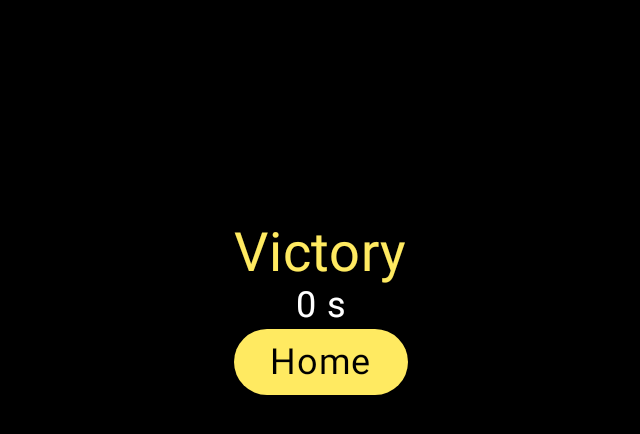
After one commit to OonXiangYu/Android-Project_3159517-Tilt-Ball-Game-, an Android app built with Jetpack Compose: the VictoryPage screen opened directly, with no data from a screen before it, on a phone screen of 824 x 412 dp (held sideways). The commit adds this screen. Shown: the top 434 px of the screen, without its empty margins (297-937 px from the left). Run offline under Robolectric (Android 15) with nearby library versions, the phone set to English and light mode, and no system bars.

Commit message:
version 2.3
- add a victory page
- add a goal and time count

```diff
--- a/app/src/main/java/com/example/tiltballgame/MainActivity.kt
+++ b/app/src/main/java/com/example/tiltballgame/MainActivity.kt
@@ -96,7 +96,7 @@ class MainActivity : ComponentActivity() {
 
         Surface(modifier = Modifier.fillMaxSize(), color = MaterialTheme.colorScheme.background){
             Column(
-                modifier = Modifier.fillMaxSize().padding(25.dp)
+                modifier = Modifier.fillMaxSize().padding(50.dp)
             ) {
                 Button({ navController.navigate("home")},
                     modifier = Modifier.height(50.dp).width(50.dp),
--- /dev/null
+++ b/app/src/main/java/com/example/tiltballgame/VictoryPage.kt
@@ -0,0 +1,80 @@
+package com.example.tiltballgame
+
+import android.content.Intent
+import android.os.Bundle
+import androidx.activity.ComponentActivity
+import androidx.activity.compose.setContent
+import androidx.activity.enableEdgeToEdge
+import androidx.compose.foundation.layout.Arrangement
+import androidx.compose.foundation.layout.Column
+import androidx.compose.foundation.layout.Row
+import androidx.compose.foundation.layout.Spacer
+import androidx.compose.foundation.layout.fillMaxSize
+import androidx.compose.foundation.layout.height
+import androidx.compose.foundation.layout.padding
+import androidx.compose.foundation.layout.width
+import androidx.compose.material3.Button
+import androidx.compose.material3.ButtonDefaults
+import androidx.compose.material3.MaterialTheme
+import androidx.compose.material3.Scaffold
+import androidx.compose.material3.Surface
+import androidx.compose.material3.Text
+import androidx.compose.runtime.Composable
+import androidx.compose.ui.Alignment
+import androidx.compose.ui.Modifier
+import androidx.compose.ui.graphics.Color
+import androidx.compose.ui.platform.LocalContext
+import androidx.compose.ui.tooling.preview.Preview
+import androidx.compose.ui.unit.dp
+import com.example.tiltballgame.ui.theme.TiltBallGameTheme
+
+private var timeSpend = 0L
+
+class VictoryPage : ComponentActivity() {
+    override fun onCreate(savedInstanceState: Bundle?) {
+        super.onCreate(savedInstanceState)
+
+        timeSpend = intent.getLongExtra("Time Spend", 0L)
+
+        val totalSec = (timeSpend / 1000).toInt()
+        val min = totalSec / 60
+        val sec = totalSec % 60
+
+        val timeText = if (min > 0) {
+            String.format("%dm %02ds", min, sec)
+        } else {
+            "$sec s" // still under a minute
+        }
+
+        setContent {
+            TiltBallGameTheme {
+                Surface(modifier = Modifier.fillMaxSize(), color = Color.Black){
+                    Column(
+                        verticalArrangement = Arrangement.Center, // Center Design
+                        horizontalAlignment = Alignment.CenterHorizontally
+                    ){
+                        Text(text = "Victory", style = MaterialTheme.typography.titleLarge, color = MaterialTheme.colorScheme.onSecondary)
+                        Spacer(modifier = Modifier.width(10.dp))
+
+                        Text(text = "$timeText", style = MaterialTheme.typography.labelMedium, color = MaterialTheme.colorScheme.onPrimary)
+                        Spacer(modifier = Modifier.width(50.dp))
+
+                        Button(
+                            onClick = {
+                                val intent = Intent(this@VictoryPage, MainActivity::class.java)
+                                startActivity(intent)
+                            },
+                            colors = ButtonDefaults.buttonColors(
+                                containerColor = MaterialTheme.colorScheme.onSecondary,
+                                contentColor = MaterialTheme.colorScheme.surface
+                            )
+                        ){
+                            Text("Home", style = MaterialTheme.typography.titleMedium)
+                        }
+
+                    }
+                }
+            }
+        }
+    }
+}
--- a/app/src/main/java/com/example/tiltballgame/ui/theme/Color.kt
+++ b/app/src/main/java/com/example/tiltballgame/ui/theme/Color.kt
@@ -17,3 +17,5 @@ val Blue40 = Color(0xFF118AF2)
 val White = Color(0xFFFFFFFF)
 
 val Black = Color(0xFF000000)
+
+val Yellow = Color(0xFFFFEA61)
--- a/app/src/main/java/com/example/tiltballgame/ui/theme/Theme.kt
+++ b/app/src/main/java/com/example/tiltballgame/ui/theme/Theme.kt
@@ -18,7 +18,7 @@ private val LightColors = lightColorScheme(
     primary = Blue40,
     onPrimary = White,
     secondary = Red40,
-    onSecondary = White,
+    onSecondary = Yellow,
     background = Black,
     onBackground = White,
     surface = Black,
@@ -29,7 +29,7 @@ private val DarkColors = darkColorScheme(
     primary = Blue40,
     onPrimary = White,
     secondary = Red40,
-    onSecondary = White,
+    onSecondary = Yellow,
     background = Black,
     onBackground = White,
     surface = Black,
--- a/app/src/main/res/values/strings.xml
+++ b/app/src/main/res/values/strings.xml
@@ -1,4 +1,5 @@
 <resources>
     <string name="app_name">Tilt Ball Game</string>
     <string name="title_activity_game_play">GamePlay</string>
+    <string name="title_activity_victory_page">VictoryPage</string>
 </resources>
```
Also changed, not shown: app/src/main/AndroidManifest.xml (+7 -1 lines), app/src/main/java/com/example/tiltballgame/GamePlay.kt (+43 -4 lines), app/src/main/res/drawable/whilte_left_arrow.png (deleted).
